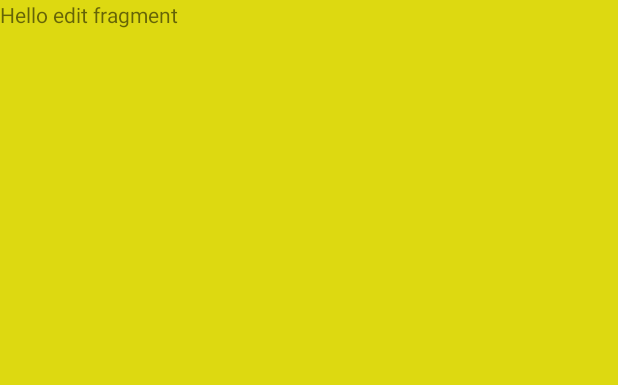
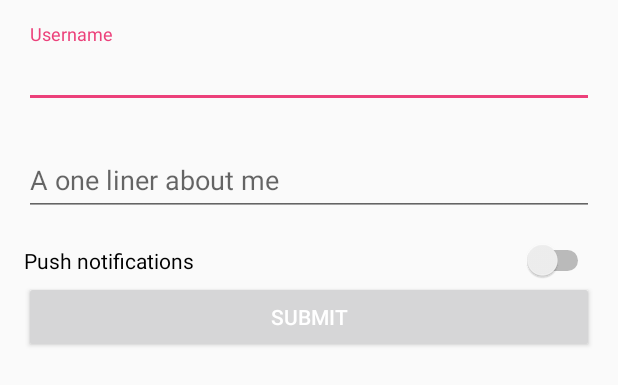
Before and after one commit to maxamillion32/events_for_android, an Android app: the layout fragment_edit.xml on its own in the app's theme, with its tools: preview values and no code run, on a phone screen of 412 x 824 dp. Shown: the top 385 px of the screen. Run offline under Robolectric (Android 15) with nearby library versions, the phone set to English and light mode, and no system bars.

Commit message:
toggle
toggle

```diff
--- a/app/src/main/res/layout/fragment_browse.xml
+++ b/app/src/main/res/layout/fragment_browse.xml
@@ -63,7 +63,7 @@
                 android:layout_below="@+id/event_description"
                 android:layout_marginLeft="-20dp"
                 android:text="SHARE"
-                android:textColor="#03A9F4"
+                android:textColor="@color/ColorAccent"
                 style="?android:attr/borderlessButtonStyle"
                 android:background="?selectableItemBackgroundBorderless"
                 />
@@ -77,7 +77,7 @@
                 android:backgroundTint="#fff"
                 android:paddingLeft="10dp"
                 android:text="LEARN MORE"
-                android:textColor="#03A9F4"
+                android:textColor="@color/ColorAccent"
                 android:background="?selectableItemBackgroundBorderless"/>
 
         </RelativeLayout>
--- a/app/src/main/res/layout/fragment_edit.xml
+++ b/app/src/main/res/layout/fragment_edit.xml
@@ -1,10 +1,52 @@
-<FrameLayout xmlns:android="http://schemas.android.com/apk/res/android"
-    xmlns:tools="http://schemas.android.com/tools" android:layout_width="match_parent"
-    android:layout_height="match_parent" tools:context="com.watsonlogic.eventsapp.EditFragment"
-    android:background="#DDD911">
+<LinearLayout xmlns:android="http://schemas.android.com/apk/res/android"
+    xmlns:tools="http://schemas.android.com/tools"
+    android:layout_width="match_parent"
+    android:layout_height="match_parent"
+    xmlns:app="http://schemas.android.com/apk/res-auto"
+    tools:context="com.watsonlogic.eventsapp.EditFragment"
+    android:padding="@dimen/activity_vertical_margin"
+    android:orientation="vertical">
 
-    <!-- TODO: Update blank fragment layout -->
-    <TextView android:layout_width="match_parent" android:layout_height="match_parent"
-        android:text="@string/hello_edit_fragment" />
+    <android.support.design.widget.TextInputLayout
+        android:layout_width="match_parent"
+        android:layout_height="wrap_content"
+        android:paddingBottom="@dimen/activity_vertical_margin">
+        <EditText
+            android:layout_width="match_parent"
+            android:layout_height="wrap_content"
+            android:inputType="textPersonName"
+            android:ems="14"
+            android:id="@+id/username_edit_text"
+            android:hint="Username"
+             />
+    </android.support.design.widget.TextInputLayout>
 
-</FrameLayout>
+    <android.support.design.widget.TextInputLayout
+        android:layout_width="match_parent"
+        android:layout_height="wrap_content"
+        android:paddingBottom="@dimen/activity_vertical_margin">
+        <EditText
+            android:layout_width="match_parent"
+            android:layout_height="wrap_content"
+            android:inputType="textShortMessage"
+            android:ems="14"
+            android:id="@+id/password_edit_text"
+            android:hint="A one liner about me"
+            />
+    </android.support.design.widget.TextInputLayout>
+
+    <Switch
+        android:text="Push notifications"
+        android:layout_width="match_parent"
+        android:layout_height="wrap_content"
+        android:id="@+id/switch1"
+        android:background="@null"/>
+
+    <Button
+        android:id="@+id/submit_button"
+        android:layout_width="match_parent"
+        android:layout_height="wrap_content"
+        android:text="submit"
+        android:theme="@style/LoginButton"/>
+
+</LinearLayout>
--- /dev/null
+++ b/app/src/main/res/values-v21/styles.xml
@@ -0,0 +1,14 @@
+<?xml version="1.0" encoding="utf-8"?>
+<resources>
+
+        <style name="AppTheme" parent="Theme.AppCompat.Light.NoActionBar">
+
+                <item name="colorPrimary">@color/ColorPrimary</item>
+                <item name="colorPrimaryDark">@color/ColorPrimaryDark</item>
+                <item name="android:actionMenuTextColor">@color/ActionmenuTextColor</item>
+                <item name="colorAccent">@color/ColorAccent</item>
+                <item name="android:textColorLink">@color/ColorAccent</item>
+                <item name="android:colorButtonNormal">@color/ColorAccent</item>
+                <!-- Customize your theme here. -->
+        </style>
+</resources>
--- a/app/src/main/res/values/color.xml
+++ b/app/src/main/res/values/color.xml
@@ -1,9 +1,9 @@
 <?xml version="1.0" encoding="utf-8"?>
     <resources>
-        <color name="ColorPrimary">#FF5722</color>
-        <color name="ColorPrimaryDark">#E64A19</color>
+        <color name="ColorPrimary">#2196F3</color>
+        <color name="ColorPrimaryDark">#1976D2</color>
+        <color name="ColorAccent">#EC407A</color>
         <color name="ActionmenuTextColor">#FFF</color>
-        <color name="FloatingActionButtonColor">#673AB7</color>
         <color name="white">#FFF</color>
 
 </resources>
--- a/app/src/main/res/values/dimens.xml
+++ b/app/src/main/res/values/dimens.xml
@@ -2,7 +2,7 @@
     <!-- Default screen margins, per the Android Design guidelines. -->
     <dimen name="activity_horizontal_margin">16dp</dimen>
     <dimen name="activity_vertical_margin">16dp</dimen>
-    <dimen name="detail_backdrop_height">256dp</dimen>
+    <dimen name="detail_backdrop_height">300dp</dimen>
     <dimen name="card_margin">16dp</dimen>
     <dimen name="fab_margin">16dp</dimen>
     <dimen name="list_item_avatar_size">40dp</dimen>
--- a/app/src/main/res/values/styles.xml
+++ b/app/src/main/res/values/styles.xml
@@ -5,7 +5,8 @@
         <item name="colorPrimary">@color/ColorPrimary</item>
         <item name="colorPrimaryDark">@color/ColorPrimaryDark</item>
         <item name="android:actionMenuTextColor">@color/ActionmenuTextColor</item>
-        <item name="colorAccent">@color/FloatingActionButtonColor</item>
+        <item name="colorAccent">@color/ColorAccent</item>
+        <item name="android:textColorLink">@color/ColorAccent</item>
         <!-- Customize your theme here. -->
     </style>
 
@@ -19,29 +20,11 @@
         <item name="android:orientation">vertical</item>
     </style>
 
-
-    <style name="ExpandedAppBar" parent="@android:style/TextAppearance.Medium">
-        <item name="android:textSize">28sp</item>
-        <item name="android:textColor">#000</item>
-        <item name="android:textStyle">bold</item>
+    <style name="LoginButton" parent="Theme.AppCompat.Light">
+        <item name="colorControlHighlight">@color/colorAccent</item>
+        <item name="colorButtonNormal">@color/colorPrimary</item>
+        <item name="android:textColor">@color/ActionmenuTextColor</item>
     </style>
 
-    <style name="CollapsedAppBar" parent="@android:style/TextAppearance.Medium">
-        <item name="android:textSize">24sp</item>
-        <item name="android:textColor">@color/white</item>
-        <item name="android:textStyle">normal</item>
-    </style>
-
-    <style name="ExpandedAppBarPlus1" parent="@android:style/TextAppearance.Medium">
-        <item name="android:textSize">28.5sp</item>
-        <item name="android:textColor">#000</item>
-        <item name="android:textStyle">bold</item>
-    </style>
-
-    <style name="CollapsedAppBarPlus1" parent="@android:style/TextAppearance.Medium">
-        <item name="android:textSize">24.5sp</item>
-        <item name="android:textColor">@color/white</item>
-        <item name="android:textStyle">normal</item>
-    </style>
 
 </resources>
```
Also changed, not shown: app/src/main/java/com/watsonlogic/eventsapp/EditFragment.java (+32 -1 lines), app/src/main/res/layout/activity_submit.xml (+0 -17 lines), 1 other file.
